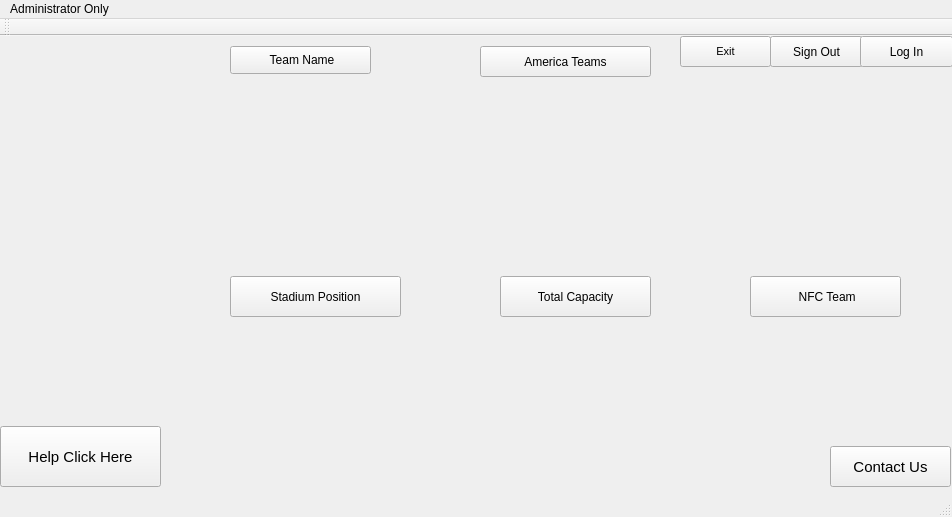
First picture: the form in mainwindow.ui, repository Ling2251/CS1C-NFL_Porject, before the edit.
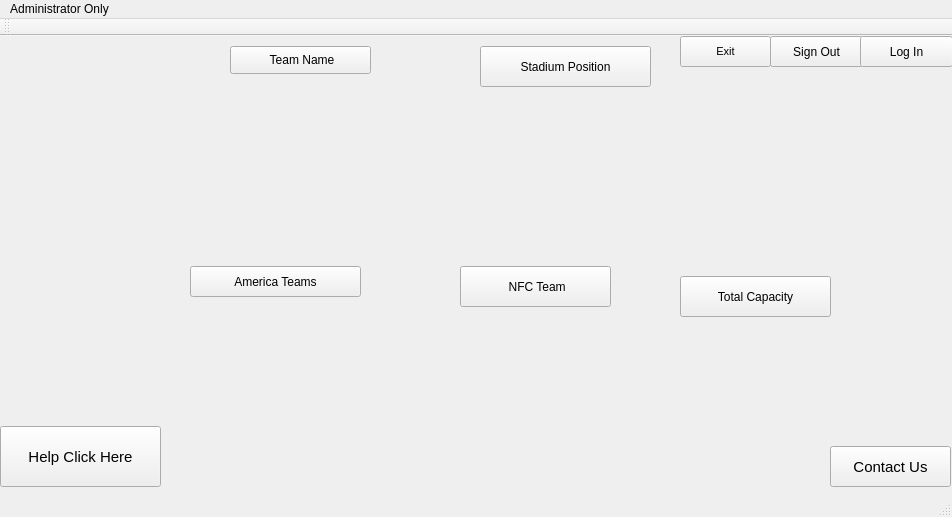
Second picture: the form after the edit. Icons and pictures are not drawn.

Commit message: change the main layout

What changed in the file:
```diff
--- a/mainwindow.ui
+++ b/mainwindow.ui
@@ -89,8 +89,8 @@
    <widget class="QLabel" name="label_2">
     <property name="geometry">
      <rect>
-      <x>760</x>
-      <y>30</y>
+      <x>740</x>
+      <y>50</y>
       <width>191</width>
       <height>141</height>
      </rect>
@@ -134,8 +134,8 @@
    <widget class="QLabel" name="label_4">
     <property name="geometry">
      <rect>
-      <x>0</x>
-      <y>170</y>
+      <x>10</x>
+      <y>210</y>
       <width>141</width>
       <height>161</height>
      </rect>
@@ -166,8 +166,8 @@
    <widget class="QPushButton" name="Americateam">
     <property name="geometry">
      <rect>
-      <x>480</x>
-      <y>10</y>
+      <x>190</x>
+      <y>230</y>
       <width>171</width>
       <height>31</height>
      </rect>
@@ -179,8 +179,8 @@
    <widget class="QPushButton" name="Stadiumposition">
     <property name="geometry">
      <rect>
-      <x>230</x>
-      <y>240</y>
+      <x>480</x>
+      <y>10</y>
       <width>171</width>
       <height>41</height>
      </rect>
@@ -192,7 +192,7 @@
    <widget class="QPushButton" name="TotalCapacity">
     <property name="geometry">
      <rect>
-      <x>500</x>
+      <x>680</x>
       <y>240</y>
       <width>151</width>
       <height>41</height>
@@ -205,8 +205,8 @@
    <widget class="QPushButton" name="CapacityList">
     <property name="geometry">
      <rect>
-      <x>750</x>
-      <y>240</y>
+      <x>460</x>
+      <y>230</y>
       <width>151</width>
       <height>41</height>
      </rect>
@@ -218,17 +218,14 @@
    <widget class="QLabel" name="label_7">
     <property name="geometry">
      <rect>
-      <x>470</x>
+      <x>450</x>
       <y>50</y>
-      <width>201</width>
+      <width>281</width>
       <height>171</height>
      </rect>
     </property>
     <property name="text">
-     <string/>
-    </property>
-    <property name="pixmap">
-     <pixmap>../Desktop/team (2).webp</pixmap>
+     <string>&lt;html&gt;&lt;head/&gt;&lt;body&gt;&lt;p&gt;&lt;img src=&quot;:/Images/Stadium.jpg&quot;/&gt;&lt;/p&gt;&lt;/body&gt;&lt;/html&gt;</string>
     </property>
     <property name="scaledContents">
      <bool>true</bool>
@@ -237,17 +234,46 @@
    <widget class="QLabel" name="label_3">
     <property name="geometry">
      <rect>
-      <x>190</x>
+      <x>170</x>
       <y>40</y>
-      <width>231</width>
+      <width>271</width>
       <height>161</height>
      </rect>
     </property>
     <property name="text">
-     <string/>
+     <string>&lt;html&gt;&lt;head/&gt;&lt;body&gt;&lt;p&gt;&lt;img src=&quot;:/Images/Team logos.jpg&quot;/&gt;&lt;/p&gt;&lt;/body&gt;&lt;/html&gt;</string>
     </property>
-    <property name="pixmap">
-     <pixmap>Team logos.jpg</pixmap>
+    <property name="scaledContents">
+     <bool>true</bool>
+    </property>
+   </widget>
+   <widget class="QLabel" name="label_5">
+    <property name="geometry">
+     <rect>
+      <x>-50</x>
+      <y>-30</y>
+      <width>201</width>
+      <height>191</height>
+     </rect>
+    </property>
+    <property name="text">
+     <string>&lt;html&gt;&lt;head/&gt;&lt;body&gt;&lt;p&gt;&lt;img src=&quot;:/Images/download.png&quot;/&gt;&lt;/p&gt;&lt;/body&gt;&lt;/html&gt;</string>
+    </property>
+    <property name="scaledContents">
+     <bool>true</bool>
+    </property>
+   </widget>
+   <widget class="QLabel" name="label_6">
+    <property name="geometry">
+     <rect>
+      <x>210</x>
+      <y>270</y>
+      <width>371</width>
+      <height>161</height>
+     </rect>
+    </property>
+    <property name="text">
+     <string>&lt;html&gt;&lt;head/&gt;&lt;body&gt;&lt;p&gt;&lt;img src=&quot;:/Images/images.jpg&quot;/&gt;&lt;/p&gt;&lt;/body&gt;&lt;/html&gt;</string>
     </property>
     <property name="scaledContents">
      <bool>true</bool>
```
Left out of the diff: 6 changed lines with no effect on the pictures.
